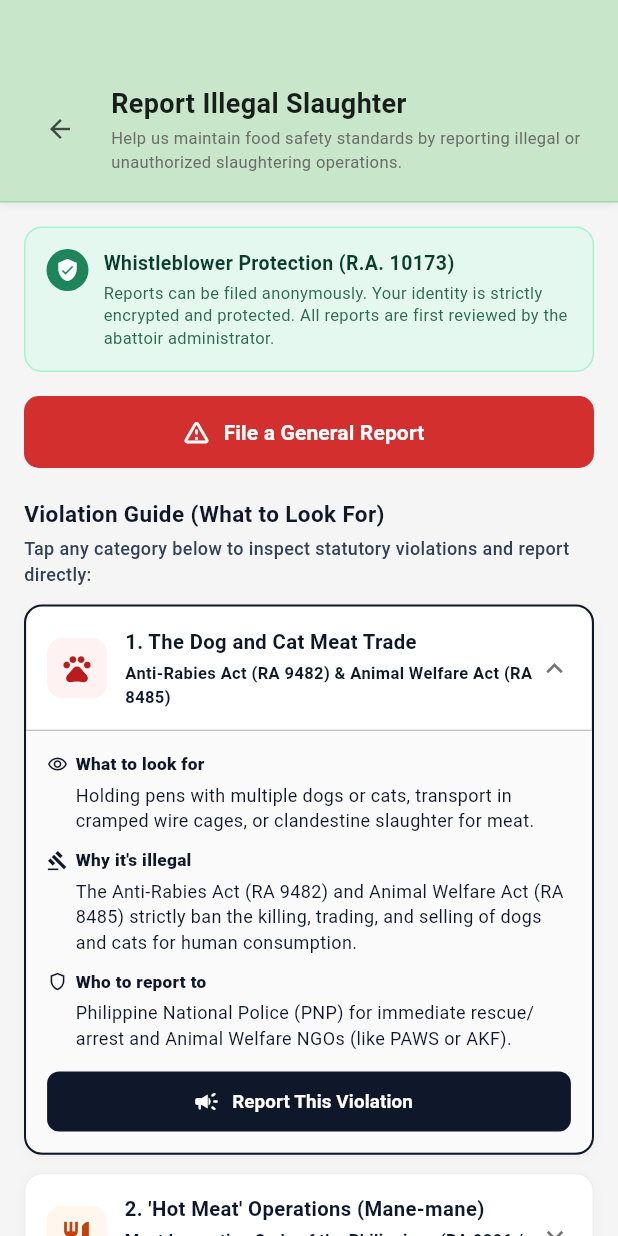
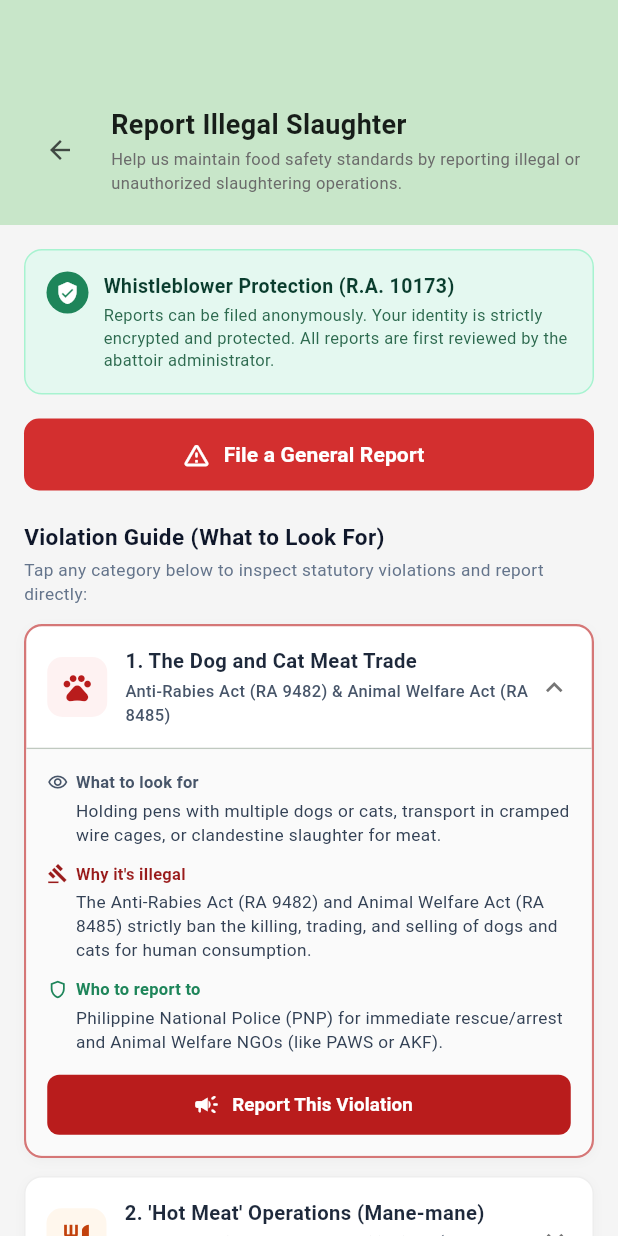
Before and after one commit to johnpaulmarbella123-alt/TC_AA_Slaughterhouse_Application, a Flutter app: the ReportIllegalSlaughterScreen screen opened directly, after a tap on "1. The Dog and Cat Meat Trade", on a phone screen of 412 x 824 dp. Run offline on Flutter 3.47's test engine with Material 3 defaults, Android fonts, the light colour scheme and no system bars; our stand-ins replace file_picker, flutter_dotenv, google_fonts, image_picker, pdf, printing and 3 more; missing offline and left inert: dart:js_interop, google_mlkit_text_recognition; accounts and stored records are empty.

Commit message:
style: neutralize typography on illegal slaughter contact pills and law citations

```diff
--- a/mobile_app/lib/screen/report_illegal_slaughter_screen.dart
+++ b/mobile_app/lib/screen/report_illegal_slaughter_screen.dart
@@ -17,20 +17,8 @@ class ReportIllegalSlaughterScreen extends StatelessWidget {
           // ── HEADER ──────────────────────────────────────────
           Container(
             width: double.infinity,
-            padding: const EdgeInsets.fromLTRB(16, 56, 16, 18),
-            decoration: BoxDecoration(
-              color: const Color(0xFFC8E6C9),
-              border: Border(
-                bottom: BorderSide(color: Colors.green.shade200, width: 1),
-              ),
-              boxShadow: [
-                BoxShadow(
-                  color: Colors.black.withValues(alpha: 0.05),
-                  blurRadius: 4,
-                  offset: const Offset(0, 2),
-                ),
-              ],
-            ),
+            padding: const EdgeInsets.fromLTRB(16, 70, 16, 20),
+            color: const Color(0xFFC8E6C9),
             child: Row(
               children: [
                 IconButton(
@@ -152,11 +140,7 @@ class ReportIllegalSlaughterScreen extends StatelessWidget {
                   const SizedBox(height: 4),
                   const Text(
                     "Tap any category below to inspect statutory violations and report directly:",
-                    style: TextStyle(
-                      fontSize: 12,
-                      fontWeight: FontWeight.w500,
-                      color: Color(0xFF334155),
-                    ),
+                    style: TextStyle(fontSize: 11.5, color: Color(0xFF64748B)),
                   ),
                   const SizedBox(height: 12),
 
@@ -316,8 +300,8 @@ class _ExpandableViolationCardState extends State<_ExpandableViolationCard> {
         color: Colors.white,
         borderRadius: BorderRadius.circular(12),
         border: Border.all(
-          color: _isExpanded ? const Color(0xFF0F172A) : Colors.grey.shade200,
-          width: _isExpanded ? 1.4 : 1.0,
+          color: _isExpanded ? widget.accentColor.withValues(alpha: 0.6) : Colors.grey.shade200,
+          width: _isExpanded ? 1.5 : 1.0,
         ),
         boxShadow: [
           BoxShadow(
@@ -355,17 +339,17 @@ class _ExpandableViolationCardState extends State<_ExpandableViolationCard> {
                             widget.title,
                             style: const TextStyle(
                               fontSize: 13.5,
-                              fontWeight: FontWeight.w700,
-                              color: Color(0xFF0F172A),
+                              fontWeight: FontWeight.bold,
+                              color: Color(0xFF1E293B),
                             ),
                           ),
-                          const SizedBox(height: 3),
+                          const SizedBox(height: 2),
                           Text(
                             widget.lawReference,
                             style: const TextStyle(
                               fontSize: 11,
-                              fontWeight: FontWeight.w600,
-                              color: Color(0xFF0F172A),
+                              fontWeight: FontWeight.w500,
+                              color: Color(0xFF475569),
                             ),
                           ),
                         ],
@@ -392,21 +376,21 @@ class _ExpandableViolationCardState extends State<_ExpandableViolationCard> {
                       label: "What to look for",
                       content: widget.whatToLookFor,
                       icon: Icons.visibility_outlined,
-                      color: const Color(0xFF0F172A),
+                      color: const Color(0xFF475569),
                     ),
                     const SizedBox(height: 10),
                     _detailSection(
                       label: "Why it's illegal",
                       content: widget.whyIllegal,
                       icon: Icons.gavel_outlined,
-                      color: const Color(0xFF0F172A),
+                      color: const Color(0xFF991B1B),
                     ),
                     const SizedBox(height: 10),
                     _detailSection(
                       label: "Who to report to",
                       content: widget.whoToReportTo,
                       icon: Icons.shield_outlined,
-                      color: const Color(0xFF0F172A),
+                      color: const Color(0xFF1E855A),
                     ),
                     const SizedBox(height: 14),
                     SizedBox(
@@ -420,7 +404,7 @@ class _ExpandableViolationCardState extends State<_ExpandableViolationCard> {
                           style: TextStyle(fontSize: 12.5, fontWeight: FontWeight.bold),
                         ),
                         style: ElevatedButton.styleFrom(
-                          backgroundColor: const Color(0xFF0F172A),
+                          backgroundColor: widget.accentColor,
                           foregroundColor: Colors.white,
                           elevation: 0,
                           shape: RoundedRectangleBorder(
@@ -455,23 +439,23 @@ class _ExpandableViolationCardState extends State<_ExpandableViolationCard> {
             Text(
               label,
               style: TextStyle(
-                fontSize: 11.5,
-                fontWeight: FontWeight.w800,
+                fontSize: 11,
+                fontWeight: FontWeight.bold,
                 color: color,
                 letterSpacing: 0.2,
               ),
             ),
           ],
         ),
-        const SizedBox(height: 4),
+        const SizedBox(height: 3),
         Padding(
           padding: const EdgeInsets.only(left: 19),
           child: Text(
             content,
             style: const TextStyle(
-              fontSize: 12,
-              color: Color(0xFF0F172A),
-              height: 1.4,
+              fontSize: 11.5,
+              color: Color(0xFF334155),
+              height: 1.35,
             ),
           ),
         ),
@@ -580,12 +564,20 @@ class _AuthorityHotlinesCard extends StatelessWidget {
               Text(scope, style: const TextStyle(fontSize: 10.5, color: Color(0xFF64748B))),
               const SizedBox(height: 3),
               Container(
-                padding: const EdgeInsets.symmetric(horizontal: 7, vertical: 2),
+                padding: const EdgeInsets.symmetric(horizontal: 8, vertical: 3),
                 decoration: BoxDecoration(
-                  color: iconColor.withValues(alpha: 0.08),
-                  borderRadius: BorderRadius.circular(4),
+                  color: const Color(0xFFF1F5F9),
+                  borderRadius: BorderRadius.circular(5),
+                  border: Border.all(color: const Color(0xFFE2E8F0)),
                 ),
-                child: Text(actionText, style: TextStyle(fontSize: 10, fontWeight: FontWeight.bold, color: iconColor)),
+                child: Text(
+                  actionText,
+                  style: const TextStyle(
+                    fontSize: 10.5,
+                    fontWeight: FontWeight.w600,
+                    color: Color(0xFF000000),
+                  ),
+                ),
               ),
             ],
           ),
```
